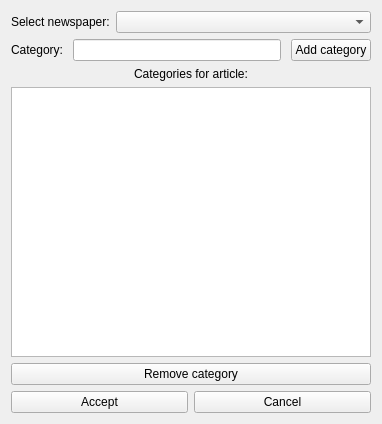
First picture: the form in categoriesform.ui, repository medvecm98/bp_program, before the edit.
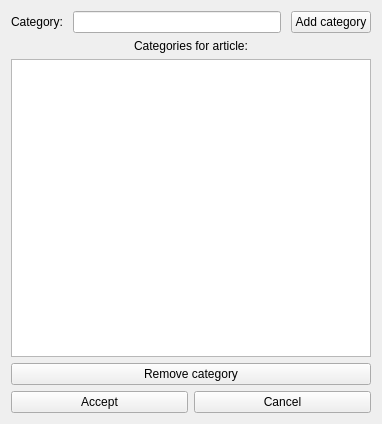
Second picture: the form after the edit.

What changed in the file:
```diff
--- a/categoriesform.ui
+++ b/categoriesform.ui
@@ -19,26 +19,6 @@
      <property name="sizeConstraint">
       <enum>QLayout::SetDefaultConstraint</enum>
      </property>
-     <item>
-      <layout class="QHBoxLayout" name="horizontalLayout">
-       <item>
-        <widget class="QLabel" name="label_select_newspaper">
-         <property name="sizePolicy">
-          <sizepolicy hsizetype="Maximum" vsizetype="Maximum">
-           <horstretch>0</horstretch>
-           <verstretch>0</verstretch>
-          </sizepolicy>
-         </property>
-         <property name="text">
-          <string>Select newspaper:</string>
-         </property>
-        </widget>
-       </item>
-       <item>
-        <widget class="QComboBox" name="comboBox_newspapers"/>
-       </item>
-      </layout>
-     </item>
      <item>
       <layout class="QHBoxLayout" name="horizontalLayout_3" stretch="1,6,1">
        <property name="spacing">
```
